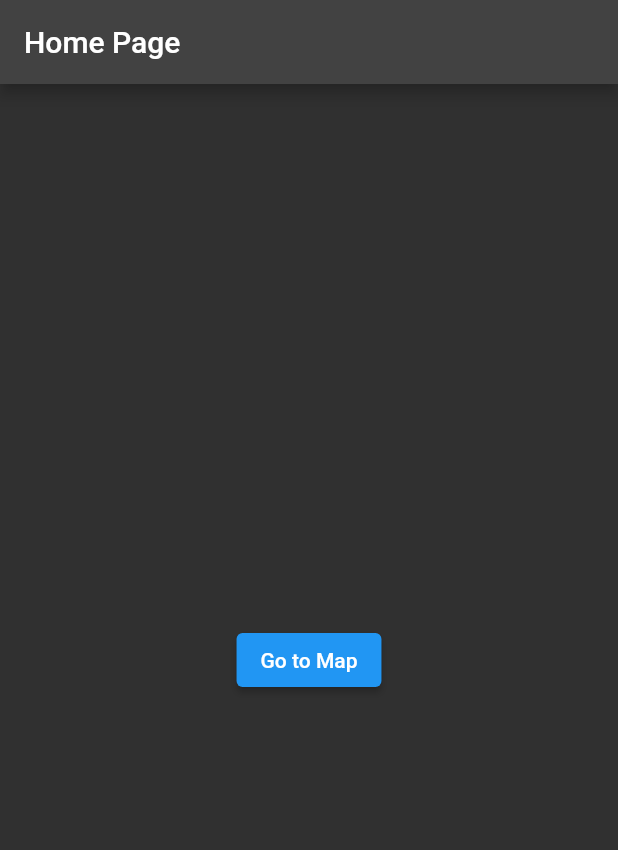
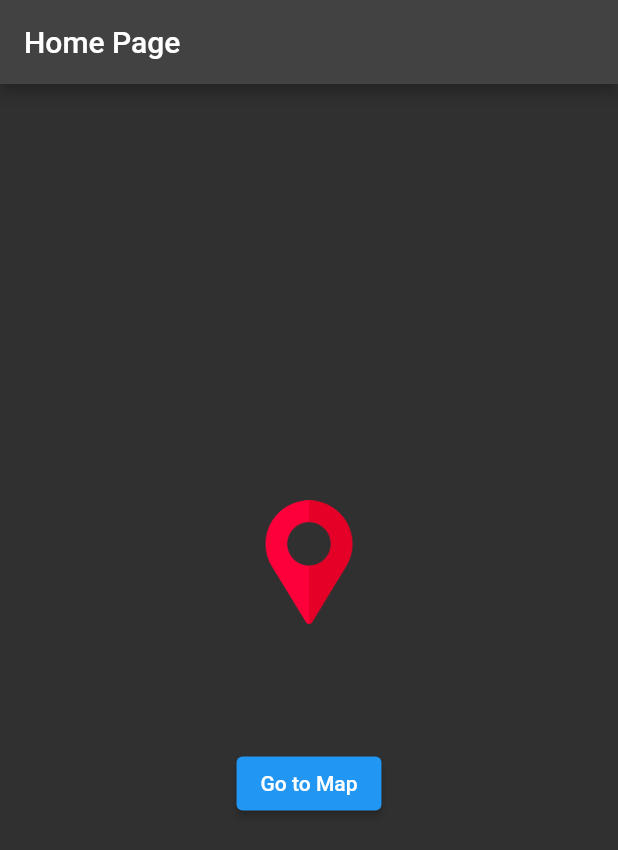
Before and after one commit to GuillermoPerez32/flutter_mapbox, a Flutter app: the screen it shows after launch, on a phone screen of 412 x 824 dp. Shown: the top 850 px of the screen. Run offline on Flutter 3.47's test engine with Material 2 defaults, Android fonts, the phone set to English and light mode, and no system bars; our stand-ins replace flutter_map, latlong2.

Commit message:
Basic map showed

```diff
--- a/lib/main.dart
+++ b/lib/main.dart
@@ -1,5 +1,6 @@
 import 'package:flutter/material.dart';
-import 'package:flutter_mapbox/presentation/routes.dart';
+
+import 'src/presentation/routes.dart';
 
 void main() => runApp(const MyApp());
 
@@ -13,6 +14,7 @@ class MyApp extends StatelessWidget {
       theme: ThemeData.dark(),
       initialRoute: 'home',
       routes: routes,
+      debugShowCheckedModeBanner: false,
     );
   }
 }
--- a/lib/presentation/pages/home_page.dart
+++ /dev/null
@@ -1,22 +0,0 @@
-import 'package:flutter/material.dart';
-
-class HomePage extends StatelessWidget {
-  const HomePage({super.key});
-
-  @override
-  Widget build(BuildContext context) {
-    return Scaffold(
-      appBar: AppBar(
-        title: Text('Home Page'),
-      ),
-      body: Center(
-        child: ElevatedButton(
-          onPressed: () => Navigator.of(context).pushNamed('map'),
-          child: Text(
-            'Go to Map',
-          ),
-        ),
-      ),
-    );
-  }
-}
--- /dev/null
+++ b/lib/src/presentation/pages/home_page.dart
@@ -0,0 +1,33 @@
+import 'package:flutter/material.dart';
+
+class HomePage extends StatelessWidget {
+  const HomePage({super.key});
+
+  @override
+  Widget build(BuildContext context) {
+    final _size = MediaQuery.of(context).size;
+    return Scaffold(
+      appBar: AppBar(
+        title: Text('Home Page'),
+      ),
+      body: Center(
+        child: Column(
+          mainAxisAlignment: MainAxisAlignment.center,
+          children: [
+            Image(
+              image: AssetImage('assets/marker.png'),
+              height: _size.height * .1,
+            ),
+            SizedBox(height: _size.height * .1),
+            ElevatedButton(
+              onPressed: () => Navigator.of(context).pushNamed('map'),
+              child: Text(
+                'Go to Map',
+              ),
+            ),
+          ],
+        ),
+      ),
+    );
+  }
+}
--- a/pubspec.yaml
+++ b/pubspec.yaml
@@ -63,8 +63,8 @@ flutter:
   uses-material-design: true
 
   # To add assets to your application, add an assets section, like this:
-  # assets:
-  #   - images/a_dot_burr.jpeg
+  assets:
+    - assets/
   #   - images/a_dot_ham.jpeg
 
   # An image asset can refer to one or more resolution-specific "variants", see
```
Also changed, not shown: lib/presentation/pages/animated_map_page.dart (deleted, +0 -14 lines), lib/presentation/routes.dart (deleted, +0 -7 lines), lib/src/constants.dart (added, +39 -0 lines), lib/src/domain/models/map_marker.dart (added, +15 -0 lines), lib/src/presentation/pages/animated_map_page.dart (added, +61 -0 lines), lib/src/presentation/routes.dart (added, +7 -0 lines), assets/marker.png (added), 1 other file.
